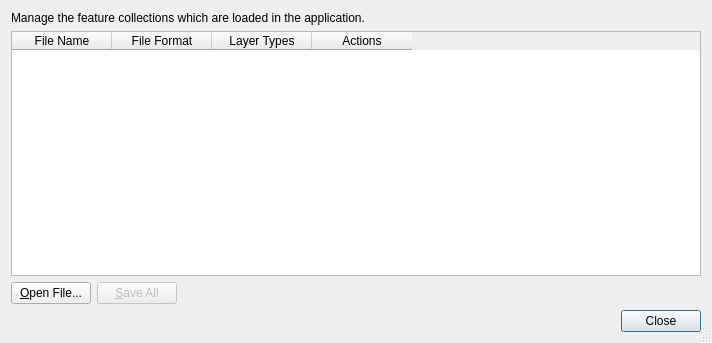
Above: src/qt-widgets/ManageFeatureCollectionsDialogUi.ui from GPlates/GPlates before the change. Below: the same form after it.
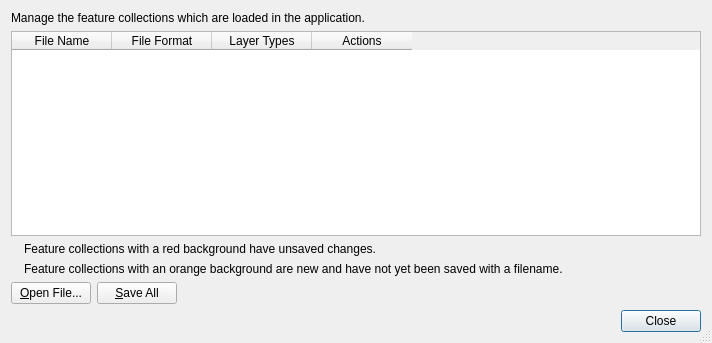
That is the form after the change. Icons and pictures are not drawn.

Commit message: Replaced source:/gplates/trunk using source:/gplates/branches/manage-feature-collections-update-2009-oct-12@8165 incorporating log:/gplates/branches/manage-feature-collections-update-2009-oct-12@6803:8165 ([log:/gplates/trunk@8165:8165 No changes on trunk] since last update from trunk).

The edit to the form file:
```diff
--- a/src/qt-widgets/ManageFeatureCollectionsDialogUi.ui
+++ b/src/qt-widgets/ManageFeatureCollectionsDialogUi.ui
@@ -18,7 +18,7 @@
   <property name="sizeGripEnabled" >
    <bool>true</bool>
   </property>
-  <layout class="QVBoxLayout" >
+  <layout class="QVBoxLayout" name="verticalLayout" >
    <item>
     <widget class="QLabel" name="label" >
      <property name="text" >
@@ -65,6 +65,60 @@
      </column>
     </widget>
    </item>
+   <item>
+    <layout class="QHBoxLayout" name="horizontalLayout" >
+     <item>
+      <widget class="QLabel" name="label_unsaved_changes_swatch" >
+       <property name="pixmap" >
+        <pixmap resource="../qt-resources/qt_widgets.qrc" >:/info_sign_16.png</pixmap>
+       </property>
+      </widget>
+     </item>
+     <item>
+      <widget class="QLabel" name="label_unsaved_changes" >
+       <property name="sizePolicy" >
+        <sizepolicy vsizetype="Preferred" hsizetype="Expanding" >
+         <horstretch>0</horstretch>
+         <verstretch>0</verstretch>
+        </sizepolicy>
+       </property>
+       <property name="text" >
+        <string>Feature collections with a red background have unsaved changes.</string>
+       </property>
+       <property name="wordWrap" >
+        <bool>true</bool>
+       </property>
+      </widget>
+     </item>
+    </layout>
+   </item>
+   <item>
+    <layout class="QHBoxLayout" name="horizontalLayout_2" >
+     <item>
+      <widget class="QLabel" name="label_no_presence_on_disk_swatch" >
+       <property name="pixmap" >
+        <pixmap resource="../qt-resources/qt_widgets.qrc" >:/info_sign_16.png</pixmap>
+       </property>
+      </widget>
+     </item>
+     <item>
+      <widget class="QLabel" name="label_no_presence_on_disk" >
+       <property name="sizePolicy" >
+        <sizepolicy vsizetype="Preferred" hsizetype="Expanding" >
+         <horstretch>0</horstretch>
+         <verstretch>0</verstretch>
+        </sizepolicy>
+       </property>
+       <property name="text" >
+        <string>Feature collections with an orange background are new and have not yet been saved with a filename.</string>
+       </property>
+       <property name="wordWrap" >
+        <bool>true</bool>
+       </property>
+      </widget>
+     </item>
+    </layout>
+   </item>
    <item>
     <layout class="QHBoxLayout" >
      <item>
@@ -77,7 +131,10 @@
      <item>
       <widget class="QPushButton" name="button_save_all" >
        <property name="enabled" >
-        <bool>false</bool>
+        <bool>true</bool>
+       </property>
+       <property name="toolTip" >
+        <string>Save all modified feature collections that have a filename</string>
        </property>
        <property name="text" >
         <string>&amp;Save All</string>
@@ -89,7 +146,10 @@
        <property name="orientation" >
         <enum>Qt::Horizontal</enum>
        </property>
-       <property name="sizeHint" >
+       <property name="sizeType" >
+        <enum>QSizePolicy::Expanding</enum>
+       </property>
+       <property name="sizeHint" stdset="0" >
         <size>
          <width>40</width>
          <height>20</height>
```
Left out of the diff: 5 changed lines with no effect on the pictures. The commit also changes 30 other files.
